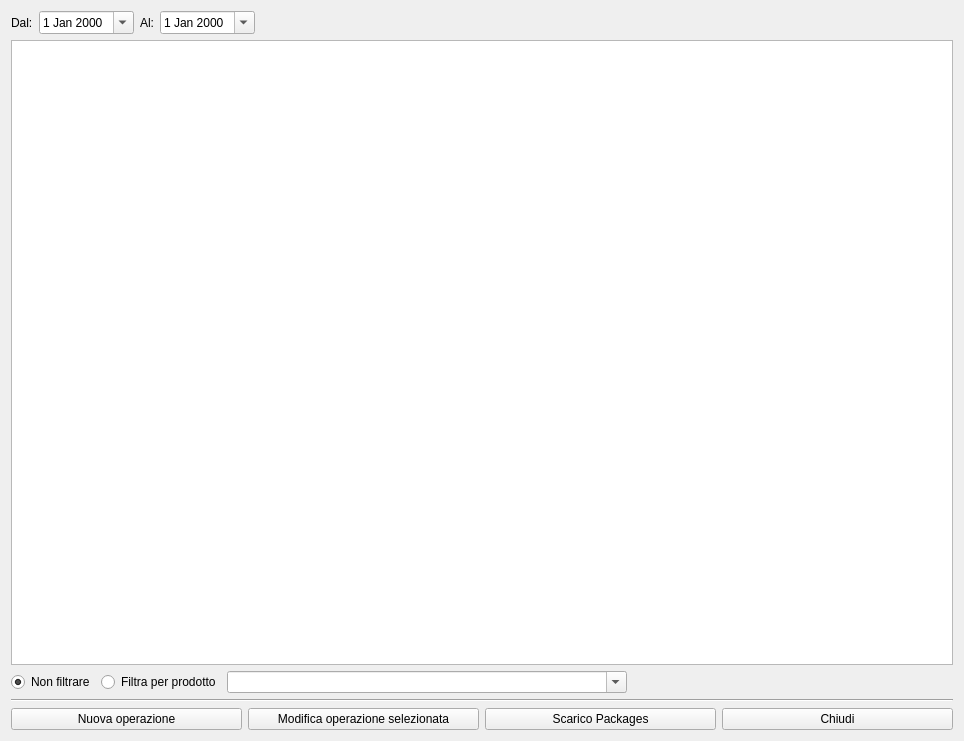
Old version of the form hwarehouse.ui in the repository fblabs/hamlet-mod-sancon.
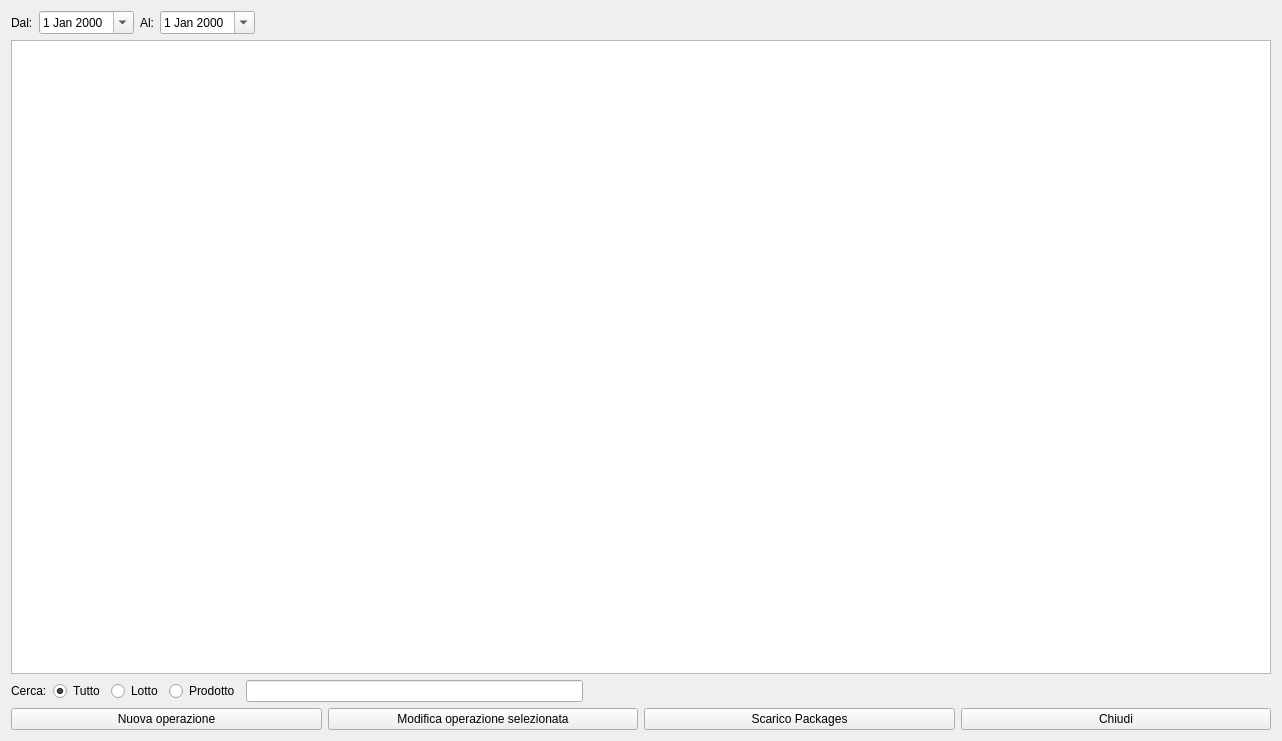
New version of the form. Icons and pictures are not drawn.

The edit to the form file:
```diff
--- a/hwarehouse.ui
+++ b/hwarehouse.ui
@@ -9,7 +9,7 @@
    <rect>
     <x>0</x>
     <y>0</y>
-    <width>964</width>
+    <width>1282</width>
     <height>741</height>
    </rect>
   </property>
@@ -101,53 +101,57 @@
     </widget>
    </item>
    <item>
-    <layout class="QGridLayout" name="gridLayout_2">
-     <item row="0" column="0">
-      <widget class="QRadioButton" name="rbNoFilter">
-       <property name="maximumSize">
-        <size>
-         <width>120</width>
-         <height>16777215</height>
-        </size>
-       </property>
+    <widget class="QSplitter" name="splitter">
+     <property name="orientation">
+      <enum>Qt::Horizontal</enum>
+     </property>
+     <widget class="QWidget" name="layoutWidget">
+      <layout class="QHBoxLayout" name="horizontalLayout_3">
+       <item>
+        <widget class="QLabel" name="label_4">
        <property name="text">
-        <string>Non filtrare</string>
+          <string>Cerca:</string>
+         </property>
+        </widget>
+       </item>
+       <item>
+        <widget class="QRadioButton" name="radioButton_2">
+         <property name="text">
+          <string>Tutto</string>
        </property>
        <property name="checked">
         <bool>true</bool>
        </property>
       </widget>
      </item>
-     <item row="0" column="1">
-      <widget class="QRadioButton" name="rbProdFilter">
-       <property name="maximumSize">
-        <size>
-         <width>120</width>
-         <height>16777215</height>
-        </size>
-       </property>
+       <item>
+        <widget class="QRadioButton" name="radioButton">
+         <property name="text">
+          <string>Lotto</string>
+         </property>
+        </widget>
+       </item>
+       <item>
+        <widget class="QRadioButton" name="radioButtonProd">
        <property name="text">
-        <string>Filtra per prodotto</string>
+          <string>Prodotto</string>
        </property>
       </widget>
      </item>
-     <item row="0" column="3">
-      <widget class="QComboBox" name="cbFilter">
+       <item>
+        <widget class="QLineEdit" name="lineEdit">
        <property name="minimumSize">
         <size>
-         <width>400</width>
+           <width>120</width>
          <height>0</height>
         </size>
        </property>
-       <property name="editable">
+         <property name="clearButtonEnabled">
         <bool>true</bool>
        </property>
-       <property name="insertPolicy">
-        <enum>QComboBox::NoInsert</enum>
-       </property>
-      </widget>
-     </item>
-     <item row="0" column="4">
+        </widget>
+       </item>
+       <item>
       <spacer name="horizontalSpacer_2">
        <property name="orientation">
         <enum>Qt::Horizontal</enum>
@@ -161,12 +165,7 @@
       </spacer>
      </item>
     </layout>
-   </item>
-   <item>
-    <widget class="Line" name="line">
-     <property name="orientation">
-      <enum>Qt::Horizontal</enum>
-     </property>
+     </widget>
     </widget>
    </item>
    <item>
```
Lines whose indentation alone changed are shown as unchanged.
